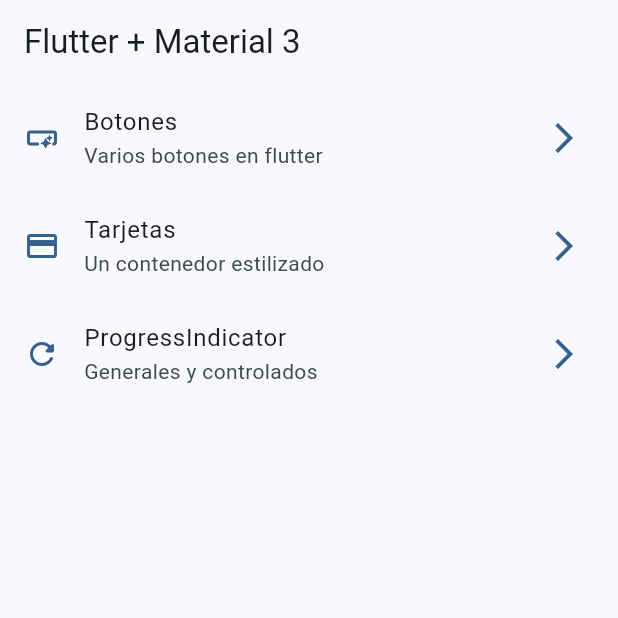
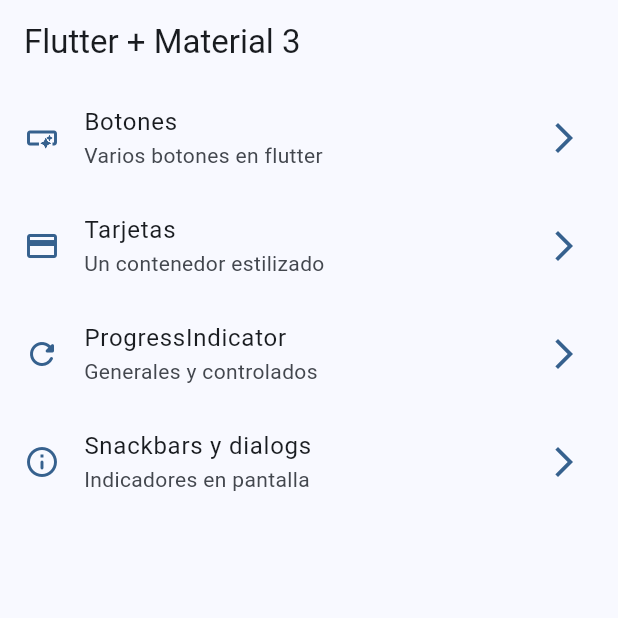
Before and after one commit to jadrdev/widgets_app, a Flutter app: the screen it shows after launch, on a phone screen of 412 x 824 dp, the top half of it. Run offline on Flutter 3.47's test engine with Material 2 defaults, Android fonts, the phone set to English and light mode, and no system bars; our stand-ins replace go_router.

Commit message:
WIP: Snacknars

```diff
--- a/lib/config/menu/menu_items.dart
+++ b/lib/config/menu/menu_items.dart
@@ -29,4 +29,9 @@ const appMenuItems = <MenuItems>[
       subtitle: 'Generales y controlados',
       link: '/progress',
       icon: Icons.refresh_rounded),
+      MenuItems(
+      title: 'Snackbars y dialogs',
+      subtitle: 'Indicadores en pantalla',
+      link: '/snackbars',
+      icon: Icons.info_outline_rounded),
 ];
--- a/lib/config/router/app_router.dart
+++ b/lib/config/router/app_router.dart
@@ -25,5 +25,10 @@ final appRouter = GoRouter(
       name: PogressScreen.name,
       builder: (context, state) => const PogressScreen(),
     ),
+    GoRoute(
+      path: '/snackbars',
+      name: SnackbarScreen.name,
+      builder: (context, state) => const SnackbarScreen(),
+    ),
   ],
 );
```
